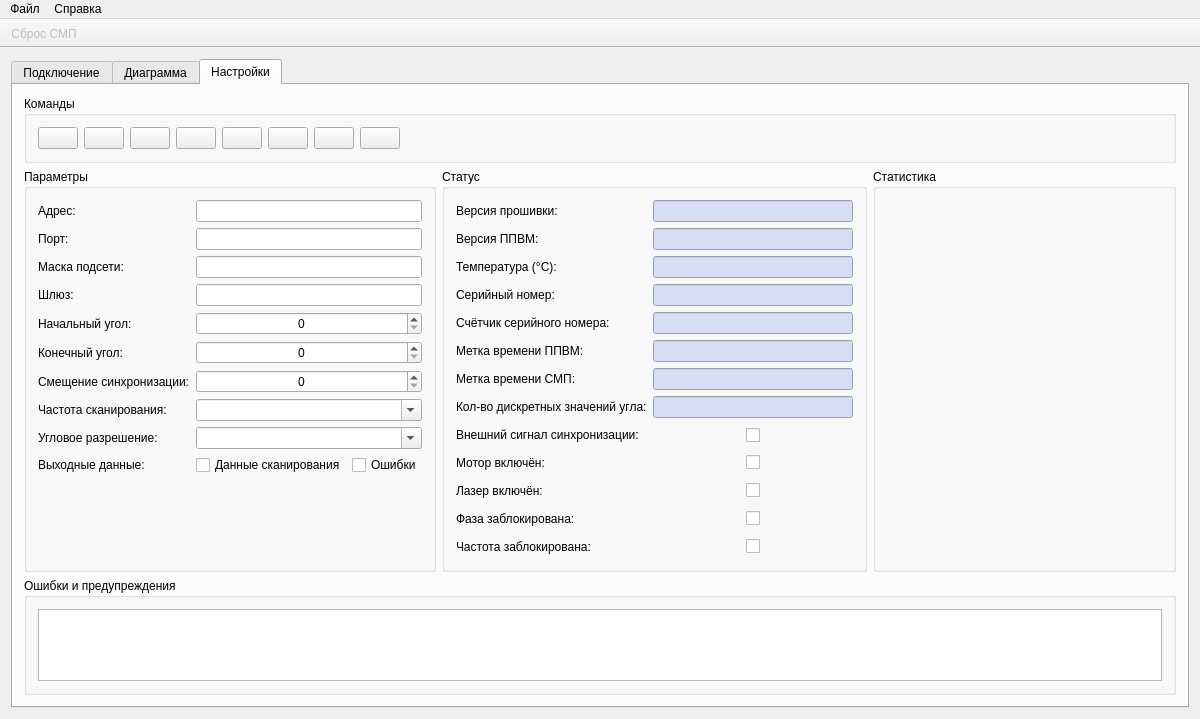
This is Source/window.ui in Grandbrain/Sensor as Qt 5 draws it before an edit. The edited form follows.
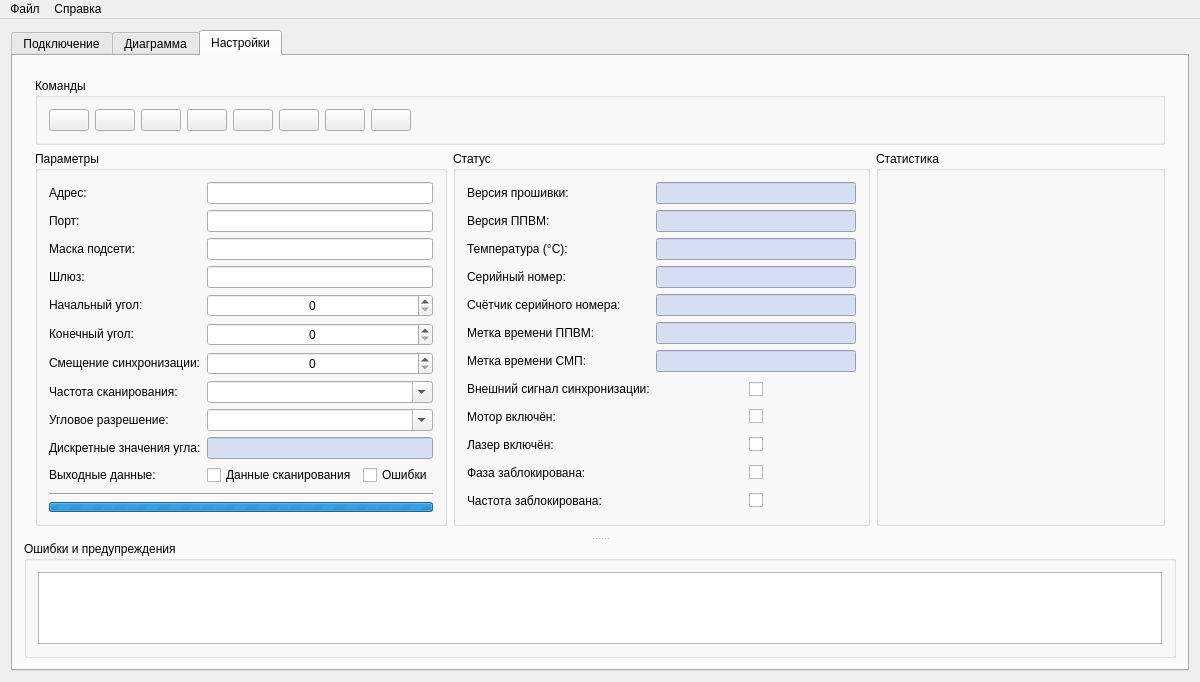
This is the edited form. Icons and pictures are not drawn.

What changed in the file:
```diff
--- a/Source/window.ui
+++ b/Source/window.ui
@@ -301,9 +301,22 @@
        <attribute name="title">
         <string>Настройки</string>
        </attribute>
-       <layout class="QGridLayout" name="layoutSettings">
+       <layout class="QGridLayout" name="gridLayout_5">
+        <item row="0" column="0">
+         <widget class="QSplitter" name="splitter">
+          <property name="orientation">
+           <enum>Qt::Vertical</enum>
+          </property>
+          <widget class="QWidget" name="gridLayoutWidget">
+           <layout class="QGridLayout" name="gridLayout_3">
         <item row="0" column="0" colspan="3">
          <widget class="QGroupBox" name="groupCommands">
+              <property name="sizePolicy">
+               <sizepolicy hsizetype="Preferred" vsizetype="Fixed">
+                <horstretch>0</horstretch>
+                <verstretch>0</verstretch>
+               </sizepolicy>
+              </property>
           <property name="title">
            <string>Команды</string>
           </property>
@@ -402,156 +415,40 @@
           <property name="title">
            <string>Параметры</string>
           </property>
-          <layout class="QFormLayout" name="formLayout_3">
-           <property name="fieldGrowthPolicy">
-            <enum>QFormLayout::AllNonFixedFieldsGrow</enum>
-           </property>
-           <item row="0" column="0">
-            <widget class="QLabel" name="labelAddress">
-             <property name="text">
-              <string>Адрес:</string>
-             </property>
-            </widget>
-           </item>
-           <item row="0" column="1">
-            <widget class="QLineEdit" name="editAddress">
-             <property name="alignment">
-              <set>Qt::AlignCenter</set>
-             </property>
-             <property name="clearButtonEnabled">
-              <bool>true</bool>
-             </property>
-            </widget>
-           </item>
-           <item row="1" column="0">
-            <widget class="QLabel" name="labelPort">
-             <property name="text">
-              <string>Порт:</string>
-             </property>
-            </widget>
-           </item>
-           <item row="1" column="1">
-            <widget class="QLineEdit" name="editPort">
-             <property name="alignment">
-              <set>Qt::AlignCenter</set>
-             </property>
-             <property name="clearButtonEnabled">
-              <bool>true</bool>
+              <layout class="QGridLayout" name="gridLayout_4">
+               <item row="12" column="0" colspan="2">
+                <widget class="Line" name="line">
+                 <property name="orientation">
+                  <enum>Qt::Horizontal</enum>
+                 </property>
+                </widget>
+               </item>
+               <item row="13" column="0" colspan="2">
+                <widget class="QProgressBar" name="progressBar">
+                 <property name="minimumSize">
+                  <size>
+                   <width>0</width>
+                   <height>10</height>
+                  </size>
+                 </property>
+                 <property name="maximumSize">
+                  <size>
+                   <width>16777215</width>
+                   <height>10</height>
+                  </size>
+                 </property>
+                 <property name="maximum">
+                  <number>0</number>
+                 </property>
+                 <property name="value">
+                  <number>-1</number>
+                 </property>
+                 <property name="textVisible">
+                  <bool>false</bool>
              </property>
             </widget>
            </item>
-           <item row="2" column="0">
-            <widget class="QLabel" name="labelSubnet">
-             <property name="text">
-              <string>Маска подсети:</string>
-             </property>
-            </widget>
-           </item>
-           <item row="2" column="1">
-            <widget class="QLineEdit" name="editSubnet">
-             <property name="alignment">
-              <set>Qt::AlignCenter</set>
-             </property>
-             <property name="clearButtonEnabled">
-              <bool>true</bool>
-             </property>
-            </widget>
-           </item>
-           <item row="3" column="0">
-            <widget class="QLabel" name="labelGateway">
-             <property name="text">
-              <string>Шлюз:</string>
-             </property>
-            </widget>
-           </item>
-           <item row="3" column="1">
-            <widget class="QLineEdit" name="editGateway">
-             <property name="alignment">
-              <set>Qt::AlignCenter</set>
-             </property>
-             <property name="clearButtonEnabled">
-              <bool>true</bool>
-             </property>
-            </widget>
-           </item>
-           <item row="4" column="0">
-            <widget class="QLabel" name="labelStartAngle">
-             <property name="text">
-              <string>Начальный угол:</string>
-             </property>
-            </widget>
-           </item>
-           <item row="4" column="1">
-            <widget class="QSpinBox" name="spinStartAngle">
-             <property name="alignment">
-              <set>Qt::AlignCenter</set>
-             </property>
-            </widget>
-           </item>
-           <item row="5" column="0">
-            <widget class="QLabel" name="labelEndAngle">
-             <property name="text">
-              <string>Конечный угол:</string>
-             </property>
-            </widget>
-           </item>
-           <item row="5" column="1">
-            <widget class="QSpinBox" name="spinEndAngle">
-             <property name="alignment">
-              <set>Qt::AlignCenter</set>
-             </property>
-            </widget>
-           </item>
-           <item row="6" column="0">
-            <widget class="QLabel" name="labelSyncOffset">
-             <property name="text">
-              <string>Смещение синхронизации:</string>
-             </property>
-            </widget>
-           </item>
-           <item row="6" column="1">
-            <widget class="QSpinBox" name="spinSyncOffset">
-             <property name="alignment">
-              <set>Qt::AlignCenter</set>
-             </property>
-            </widget>
-           </item>
-           <item row="7" column="0">
-            <widget class="QLabel" name="labelScanFrequency">
-             <property name="text">
-              <string>Частота сканирования:</string>
-             </property>
-            </widget>
-           </item>
-           <item row="7" column="1">
-            <widget class="QComboBox" name="comboScanFrequency">
-             <property name="editable">
-              <bool>true</bool>
-             </property>
-            </widget>
-           </item>
-           <item row="8" column="0">
-            <widget class="QLabel" name="labelAngularResolution">
-             <property name="text">
-              <string>Угловое разрешение:</string>
-             </property>
-            </widget>
-           </item>
-           <item row="8" column="1">
-            <widget class="QComboBox" name="comboAngularResolution">
-             <property name="editable">
-              <bool>true</bool>
-             </property>
-            </widget>
-           </item>
-           <item row="9" column="0">
-            <widget class="QLabel" name="labelDataOutput">
-             <property name="text">
-              <string>Выходные данные:</string>
-             </property>
-            </widget>
-           </item>
-           <item row="9" column="1">
+               <item row="10" column="1">
             <layout class="QHBoxLayout" name="layoutCheckBox">
              <item>
               <widget class="QCheckBox" name="checkErrors">
@@ -575,6 +472,335 @@
              </item>
             </layout>
            </item>
+               <item row="10" column="0">
+                <widget class="QLabel" name="labelDataOutput">
+                 <property name="sizePolicy">
+                  <sizepolicy hsizetype="Fixed" vsizetype="Fixed">
+                   <horstretch>0</horstretch>
+                   <verstretch>0</verstretch>
+                  </sizepolicy>
+                 </property>
+                 <property name="text">
+                  <string>Выходные данные:</string>
+                 </property>
+                </widget>
+               </item>
+               <item row="9" column="1">
+                <widget class="QLineEdit" name="editAngleTicks">
+                 <property name="palette">
+                  <palette>
+                   <active>
+                    <colorrole role="Button">
+                     <brush brushstyle="SolidPattern">
+                      <color alpha="255">
+                       <red>213</red>
+                       <green>222</green>
+                       <blue>242</blue>
+                      </color>
+                     </brush>
+                    </colorrole>
+                    <colorrole role="Base">
+                     <brush brushstyle="SolidPattern">
+                      <color alpha="255">
+                       <red>213</red>
+                       <green>222</green>
+                       <blue>242</blue>
+                      </color>
+                     </brush>
+                    </colorrole>
+                    <colorrole role="Window">
+                     <brush brushstyle="SolidPattern">
+                      <color alpha="255">
+                       <red>213</red>
+                       <green>222</green>
+                       <blue>242</blue>
+                      </color>
+                     </brush>
+                    </colorrole>
+                   </active>
+                   <inactive>
+                    <colorrole role="Button">
+                     <brush brushstyle="SolidPattern">
+                      <color alpha="255">
+                       <red>213</red>
+                       <green>222</green>
+                       <blue>242</blue>
+                      </color>
+                     </brush>
+                    </colorrole>
+                    <colorrole role="Base">
+                     <brush brushstyle="SolidPattern">
+                      <color alpha="255">
+                       <red>213</red>
+                       <green>222</green>
+                       <blue>242</blue>
+                      </color>
+                     </brush>
+                    </colorrole>
+                    <colorrole role="Window">
+                     <brush brushstyle="SolidPattern">
+                      <color alpha="255">
+                       <red>213</red>
+                       <green>222</green>
+                       <blue>242</blue>
+                      </color>
+                     </brush>
+                    </colorrole>
+                   </inactive>
+                   <disabled>
+                    <colorrole role="Button">
+                     <brush brushstyle="SolidPattern">
+                      <color alpha="255">
+                       <red>213</red>
+                       <green>222</green>
+                       <blue>242</blue>
+                      </color>
+                     </brush>
+                    </colorrole>
+                    <colorrole role="Base">
+                     <brush brushstyle="SolidPattern">
+                      <color alpha="255">
+                       <red>213</red>
+                       <green>222</green>
+                       <blue>242</blue>
+                      </color>
+                     </brush>
+                    </colorrole>
+                    <colorrole role="Window">
+                     <brush brushstyle="SolidPattern">
+                      <color alpha="255">
+                       <red>213</red>
+                       <green>222</green>
+                       <blue>242</blue>
+                      </color>
+                     </brush>
+                    </colorrole>
+                   </disabled>
+                  </palette>
+                 </property>
+                 <property name="alignment">
+                  <set>Qt::AlignCenter</set>
+                 </property>
+                </widget>
+               </item>
+               <item row="9" column="0">
+                <widget class="QLabel" name="labelAngleTicks">
+                 <property name="sizePolicy">
+                  <sizepolicy hsizetype="Fixed" vsizetype="Fixed">
+                   <horstretch>0</horstretch>
+                   <verstretch>0</verstretch>
+                  </sizepolicy>
+                 </property>
+                 <property name="text">
+                  <string>Дискретные значения угла:</string>
+                 </property>
+                </widget>
+               </item>
+               <item row="8" column="1">
+                <widget class="QComboBox" name="comboAngularResolution">
+                 <property name="editable">
+                  <bool>true</bool>
+                 </property>
+                </widget>
+               </item>
+               <item row="8" column="0">
+                <widget class="QLabel" name="labelAngularResolution">
+                 <property name="sizePolicy">
+                  <sizepolicy hsizetype="Fixed" vsizetype="Fixed">
+                   <horstretch>0</horstretch>
+                   <verstretch>0</verstretch>
+                  </sizepolicy>
+                 </property>
+                 <property name="text">
+                  <string>Угловое разрешение:</string>
+                 </property>
+                </widget>
+               </item>
+               <item row="7" column="1">
+                <widget class="QComboBox" name="comboScanFrequency">
+                 <property name="editable">
+                  <bool>true</bool>
+                 </property>
+                </widget>
+               </item>
+               <item row="7" column="0">
+                <widget class="QLabel" name="labelScanFrequency">
+                 <property name="sizePolicy">
+                  <sizepolicy hsizetype="Fixed" vsizetype="Fixed">
+                   <horstretch>0</horstretch>
+                   <verstretch>0</verstretch>
+                  </sizepolicy>
+                 </property>
+                 <property name="text">
+                  <string>Частота сканирования:</string>
+                 </property>
+                </widget>
+               </item>
+               <item row="6" column="1">
+                <widget class="QSpinBox" name="spinSyncOffset">
+                 <property name="alignment">
+                  <set>Qt::AlignCenter</set>
+                 </property>
+                </widget>
+               </item>
+               <item row="6" column="0">
+                <widget class="QLabel" name="labelSyncOffset">
+                 <property name="sizePolicy">
+                  <sizepolicy hsizetype="Fixed" vsizetype="Fixed">
+                   <horstretch>0</horstretch>
+                   <verstretch>0</verstretch>
+                  </sizepolicy>
+                 </property>
+                 <property name="text">
+                  <string>Смещение синхронизации:</string>
+                 </property>
+                </widget>
+               </item>
+               <item row="5" column="1">
+                <widget class="QSpinBox" name="spinEndAngle">
+                 <property name="alignment">
+                  <set>Qt::AlignCenter</set>
+                 </property>
+                </widget>
+               </item>
+               <item row="5" column="0">
+                <widget class="QLabel" name="labelEndAngle">
+                 <property name="sizePolicy">
+                  <sizepolicy hsizetype="Fixed" vsizetype="Fixed">
+                   <horstretch>0</horstretch>
+                   <verstretch>0</verstretch>
+                  </sizepolicy>
+                 </property>
+                 <property name="text">
+                  <string>Конечный угол:</string>
+                 </property>
+                </widget>
+               </item>
+               <item row="4" column="1">
+                <widget class="QSpinBox" name="spinStartAngle">
+                 <property name="alignment">
+                  <set>Qt::AlignCenter</set>
+                 </property>
+                </widget>
+               </item>
+               <item row="4" column="0">
+                <widget class="QLabel" name="labelStartAngle">
+                 <property name="sizePolicy">
+                  <sizepolicy hsizetype="Fixed" vsizetype="Fixed">
+                   <horstretch>0</horstretch>
+                   <verstretch>0</verstretch>
+                  </sizepolicy>
+                 </property>
+                 <property name="text">
+                  <string>Начальный угол:</string>
+                 </property>
+                </widget>
+               </item>
+               <item row="3" column="1">
+                <widget class="QLineEdit" name="editGateway">
+                 <property name="alignment">
+                  <set>Qt::AlignCenter</set>
+                 </property>
+                 <property name="clearButtonEnabled">
+                  <bool>true</bool>
+                 </property>
+                </widget>
+               </item>
+               <item row="2" column="1">
+                <widget class="QLineEdit" name="editSubnet">
+                 <property name="alignment">
+                  <set>Qt::AlignCenter</set>
+                 </property>
+                 <property name="clearButtonEnabled">
+                  <bool>true</bool>
+                 </property>
+                </widget>
+               </item>
+               <item row="3" column="0">
+                <widget class="QLabel" name="labelGateway">
+                 <property name="sizePolicy">
+                  <sizepolicy hsizetype="Fixed" vsizetype="Fixed">
+                   <horstretch>0</horstretch>
+                   <verstretch>0</verstretch>
+                  </sizepolicy>
+                 </property>
+                 <property name="text">
+                  <string>Шлюз:</string>
+                 </property>
+                </widget>
+               </item>
+               <item row="1" column="0">
+                <widget class="QLabel" name="labelPort">
+                 <property name="sizePolicy">
+                  <sizepolicy hsizetype="Fixed" vsizetype="Fixed">
+                   <horstretch>0</horstretch>
+                   <verstretch>0</verstretch>
+                  </sizepolicy>
+                 </property>
+                 <property name="text">
+                  <string>Порт:</string>
+                 </property>
+                </widget>
+               </item>
+               <item row="1" column="1">
+                <widget class="QLineEdit" name="editPort">
+                 <property name="alignment">
+                  <set>Qt::AlignCenter</set>
+                 </property>
+                 <property name="clearButtonEnabled">
+                  <bool>true</bool>
+                 </property>
+                </widget>
+               </item>
+               <item row="0" column="0">
+                <widget class="QLabel" name="labelAddress">
+                 <property name="sizePolicy">
+                  <sizepolicy hsizetype="Fixed" vsizetype="Fixed">
+                   <horstretch>0</horstretch>
+                   <verstretch>0</verstretch>
+                  </sizepolicy>
+                 </property>
+                 <property name="text">
+                  <string>Адрес:</string>
+                 </property>
+                </widget>
+               </item>
+               <item row="0" column="1">
+                <widget class="QLineEdit" name="editAddress">
+                 <property name="alignment">
+                  <set>Qt::AlignCenter</set>
+                 </property>
+                 <property name="clearButtonEnabled">
+                  <bool>true</bool>
+                 </property>
+                </widget>
+               </item>
+               <item row="2" column="0">
+                <widget class="QLabel" name="labelSubnet">
+                 <property name="sizePolicy">
+                  <sizepolicy hsizetype="Fixed" vsizetype="Fixed">
+                   <horstretch>0</horstretch>
+                   <verstretch>0</verstretch>
+                  </sizepolicy>
+                 </property>
+                 <property name="text">
+                  <string>Маска подсети:</string>
+                 </property>
+                </widget>
+               </item>
+               <item row="11" column="0" colspan="2">
+                <spacer name="verticalSpacer">
+                 <property name="orientation">
+                  <enum>Qt::Vertical</enum>
+                 </property>
+                 <property name="sizeHint" stdset="0">
+                  <size>
+                   <width>20</width>
+                   <height>40</height>
+                  </size>
+                 </property>
+                </spacer>
+               </item>
           </layout>
          </widget>
         </item>
@@ -1229,111 +1455,6 @@
              </property>
             </widget>
            </item>
-           <item row="7" column="0">
-            <widget class="QLabel" name="labelAngleTicks">
-             <property name="text">
-              <string>Кол-во дискретных значений угла:</string>
-             </property>
-            </widget>
-           </item>
-           <item row="7" column="1">
-            <widget class="QLineEdit" name="editAngleTicks">
-             <property name="palette">
-              <palette>
-               <active>
-                <colorrole role="Button">
-                 <brush brushstyle="SolidPattern">
-                  <color alpha="255">
-                   <red>213</red>
-                   <green>222</green>
-                   <blue>242</blue>
-                  </color>
-                 </brush>
-                </colorrole>
-                <colorrole role="Base">
-                 <brush brushstyle="SolidPattern">
-                  <color alpha="255">
-                   <red>213</red>
-                   <green>222</green>
-                   <blue>242</blue>
-                  </color>
-                 </brush>
-                </colorrole>
-                <colorrole role="Window">
-                 <brush brushstyle="SolidPattern">
-                  <color alpha="255">
-                   <red>213</red>
-                   <green>222</green>
-                   <blue>242</blue>
-                  </color>
-                 </brush>
-                </colorrole>
-               </active>
-               <inactive>
-                <colorrole role="Button">
-                 <brush brushstyle="SolidPattern">
-                  <color alpha="255">
-                   <red>213</red>
-                   <green>222</green>
-                   <blue>242</blue>
-                  </color>
-                 </brush>
-                </colorrole>
-                <colorrole role="Base">
-                 <brush brushstyle="SolidPattern">
-                  <color alpha="255">
-                   <red>213</red>
-                   <green>222</green>
-                   <blue>242</blue>
-                  </color>
-                 </brush>
-                </colorrole>
-                <colorrole role="Window">
-                 <brush brushstyle="SolidPattern">
-                  <color alpha="255">
-                   <red>213</red>
-                   <green>222</green>
-                   <blue>242</blue>
-                  </color>
-                 </brush>
-                </colorrole>
-               </inactive>
-               <disabled>
-                <colorrole role="Button">
-                 <brush brushstyle="SolidPattern">
-                  <color alpha="255">
-                   <red>213</red>
-                   <green>222</green>
-                   <blue>242</blue>
-                  </color>
-                 </brush>
-                </colorrole>
-                <colorrole role="Base">
-                 <brush brushstyle="SolidPattern">
-                  <color alpha="255">
-                   <red>213</red>
-                   <green>222</green>
-                   <blue>242</blue>
-                  </color>
-                 </brush>
-                </colorrole>
-                <colorrole role="Window">
-                 <brush brushstyle="SolidPattern">
-                  <color alpha="255">
-                   <red>213</red>
-                   <green>222</green>
-                   <blue>242</blue>
-                  </color>
-                 </brush>
-                </colorrole>
-               </disabled>
-              </palette>
-             </property>
-             <property name="alignment">
-              <set>Qt::AlignCenter</set>
-             </property>
-            </widget>
-           </item>
            <item row="8" column="0">
             <widget class="QLabel" name="labelExternalSync">
              <property name="text">
@@ -1775,7 +1896,8 @@
           <layout class="QGridLayout" name="layoutStatistics"/>
          </widget>
         </item>
-        <item row="2" column="0" colspan="3">
+           </layout>
+          </widget>
          <widget class="QGroupBox" name="groupErrors">
           <property name="sizePolicy">
            <sizepolicy hsizetype="Expanding" vsizetype="Preferred">
@@ -1792,6 +1914,7 @@
            </item>
           </layout>
          </widget>
+         </widget>
         </item>
        </layout>
       </widget>
@@ -1823,30 +1946,6 @@
    <addaction name="menuFile"/>
    <addaction name="menuHelp"/>
   </widget>
-  <widget class="QToolBar" name="toolBar">
-   <property name="enabled">
-    <bool>false</bool>
-   </property>
-   <property name="windowTitle">
-    <string>toolBar</string>
-   </property>
-   <property name="movable">
-    <bool>false</bool>
-   </property>
-   <property name="allowedAreas">
-    <set>Qt::NoToolBarArea</set>
-   </property>
-   <property name="floatable">
-    <bool>false</bool>
-   </property>
-   <attribute name="toolBarArea">
-    <enum>TopToolBarArea</enum>
-   </attribute>
-   <attribute name="toolBarBreak">
-    <bool>false</bool>
-   </attribute>
-   <addaction name="actionReset"/>
-  </widget>
   <action name="actionExit">
    <property name="text">
     <string>Выход</string>
@@ -1860,18 +1959,6 @@
     <string>О программе SensorPRO...</string>
    </property>
   </action>
-  <action name="actionReset">
-   <property name="icon">
-    <iconset resource="resources.qrc">
-     <normaloff>:/root/icon.ico</normaloff>:/root/icon.ico</iconset>
-   </property>
-   <property name="text">
-    <string>Сброс СМП</string>
-   </property>
-   <property name="toolTip">
-    <string>Сброс настроек сигнального микропроцессора</string>
-   </property>
-  </action>
  </widget>
  <layoutdefault spacing="6" margin="11"/>
  <tabstops>
```
Lines whose indentation alone changed are shown as unchanged.
